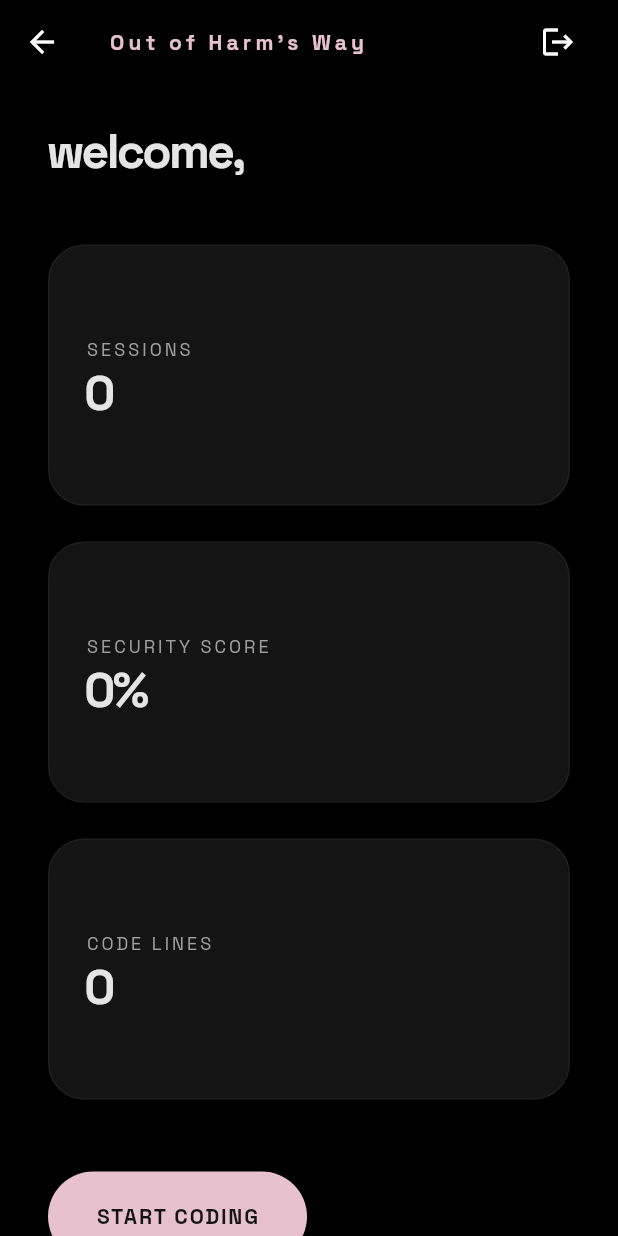
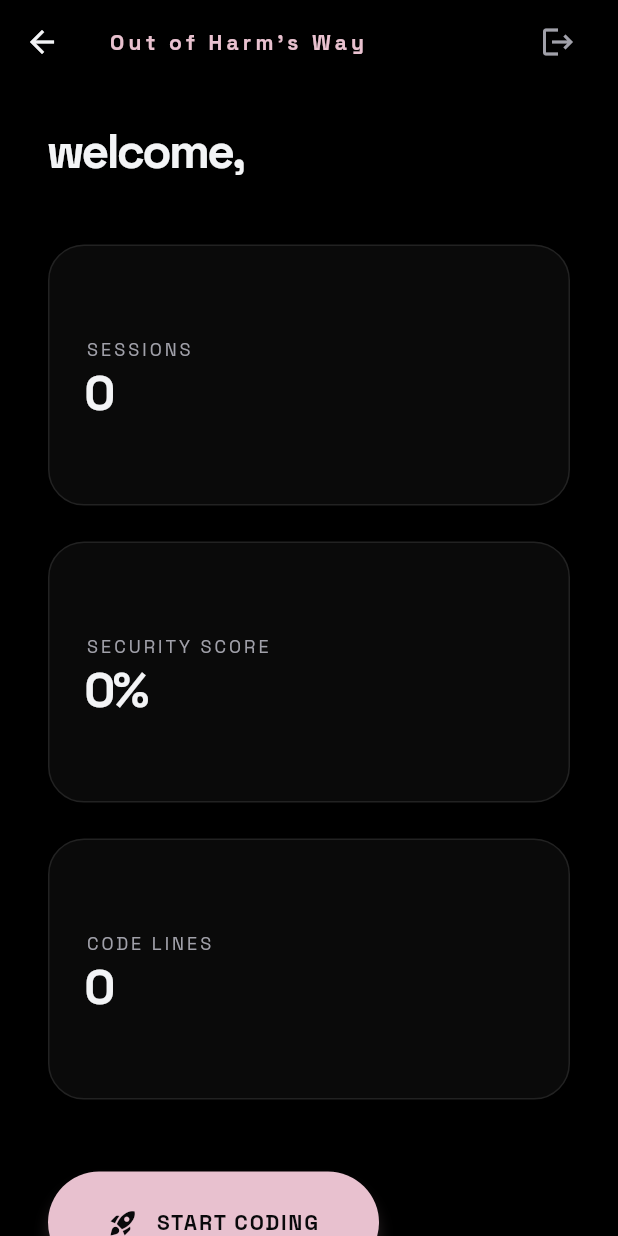
Before and after one commit to ayshajaved/Out_of_harms_way, a Flutter app: the DashboardScreen screen opened directly, on a phone screen of 412 x 824 dp. Run offline on Flutter 3.47's test engine with Material 3 defaults, Android fonts, the phone set to English and light mode, and no system bars; our stand-ins replace cloud_firestore, firebase_auth, firebase_core, flutter_markdown, flutter_riverpod, google_fonts and 3 more; missing offline and left inert: dart:html, dart:js; accounts and stored records are empty; statements that could not run were skipped.

Commit message:
UI enhanced

```diff
--- a/lib/core/theme/app_colors.dart
+++ b/lib/core/theme/app_colors.dart
@@ -5,17 +5,28 @@ class AppColors {
 
   // Primary Colors
   static const Color outerBg = Color(0xFF000000); // Pure black background
-  static const Color innerBg = Color(0xFF000000); // Card background
-  static const Color textMain = Color(0xFFE5E5E5); // Primary text (off-white)
-  static const Color textMuted = Color(0xFF9F9F9F); // Secondary text (gray)
-  static const Color accent = Color(0xFFE8C1CF); // Pink accent (#E8C1CF)
+  static const Color innerBg = Color(0xFF0A0A0A); // Deep charcoal card background
+  static const Color surfaceLight = Color(0xFF141414); // Slightly lighter surface
+  static const Color surfaceBorder = Color(0xFF222222); // Subtle border
+
+  // Typography
+  static const Color textMain = Color(0xFFF3F4F6); // High-contrast off-white
+  static const Color textMuted = Color(0xFFA1A1AA); // Zinc-400 for mute text
+  static const Color accent = Color(0xFFE8C1CF); // Premium Pink accent
   static const Color gridLines = Color(0xFF111111); // Subtle grid lines
+
+  // Semantic Colors
+  static const Color success = Color(0xFF10B981); // Emerald success
+  static const Color error = Color(0xFFEF4444); // Red error
+  static const Color errorBg = Color(0xFF3F1616); // Dark red background
 
   // Button Variants
   static const Color btnPrimaryBg = Color(0xFFE8C1CF); // Pink fill
-  static const Color btnPrimaryText = Color(0xFF141414); // Dark text on pink
-  static const Color btnGhostBorder = Color(0xFF3F3F3F); // Ghost button border
-  static const Color btnGhostText = Color(0xFFD4D4D4); // Ghost button text
+  static const Color btnPrimaryHover = Color(0xFFFDF0F5); // Lighter pink hover
+  static const Color btnPrimaryText = Color(0xFF09090B); // Dark zinc text
+  static const Color btnGhostBg = Color(0xFF18181B); // Zinc 900
+  static const Color btnGhostBorder = Color(0xFF27272A); // Zinc 800
+  static const Color btnGhostText = Color(0xFFE4E4E7); // Zinc 200
 
   // Utility
   static const Color spotlight = Color(0x24FFFFFF); // White with 14% opacity
--- a/lib/presentation/screens/dashboard/dashboard_screen.dart
+++ b/lib/presentation/screens/dashboard/dashboard_screen.dart
@@ -14,13 +14,13 @@ class DashboardScreen extends ConsumerWidget {
     final user = authService.currentUser;
 
     return Scaffold(
-      backgroundColor: Colors.black,
+      backgroundColor: AppColors.outerBg,
       appBar: AppBar(
-        backgroundColor: Colors.black,
+        backgroundColor: AppColors.outerBg,
         elevation: 0,
-        iconTheme: const IconThemeData(color: Colors.white),
+        iconTheme: const IconThemeData(color: AppColors.textMain),
         leading: IconButton(
-          icon: const Icon(Icons.arrow_back, color: Colors.white),
+          icon: const Icon(Icons.arrow_back, color: AppColors.textMain),
           onPressed: () => Navigator.of(context).pushReplacementNamed('/'),
         ),
         title: Text(
@@ -35,7 +35,7 @@ class DashboardScreen extends ConsumerWidget {
                 Navigator.of(context).pushReplacementNamed('/');
               }
             },
-            icon: const Icon(Icons.logout, color: Colors.white),
+            icon: const Icon(Icons.logout, color: AppColors.textMuted),
           ),
           const SizedBox(width: 16),
         ],
@@ -82,19 +82,28 @@ class DashboardScreen extends ConsumerWidget {
                 Navigator.of(context).pushNamed('/generate_code');
               },
               style: ElevatedButton.styleFrom(
-                backgroundColor: const Color(0xFFE8C1CF),
-                foregroundColor: const Color(0xFF141414),
-                padding: const EdgeInsets.symmetric(horizontal: 32, vertical: 20),
+                backgroundColor: AppColors.btnPrimaryBg,
+                foregroundColor: AppColors.btnPrimaryText,
+                padding: const EdgeInsets.symmetric(horizontal: 40, vertical: 24),
                 shape: RoundedRectangleBorder(
                   borderRadius: BorderRadius.circular(100),
                 ),
+                elevation: 4,
+                shadowColor: AppColors.accent.withOpacity(0.5)
               ),
-              child: Text(
+              child: Row(
+                mainAxisSize: MainAxisSize.min,
+                children: [
+                  const Icon(Icons.rocket_launch, size: 20),
+                  const SizedBox(width: 12),
+                  Text(
                     'START CODING',
                     style: GoogleFonts.spaceGrotesk(
                       fontWeight: FontWeight.bold,
                       letterSpacing: 1.2,
                     ),
+                  ),
+                ],
               ),
             ),
 
@@ -107,16 +116,22 @@ class DashboardScreen extends ConsumerWidget {
             const SizedBox(height: 24),
 
             Container(
-              padding: const EdgeInsets.all(24),
+              padding: const EdgeInsets.all(32),
               decoration: BoxDecoration(
-                color: const Color(0xFF141414),
+                color: AppColors.innerBg,
                 borderRadius: BorderRadius.circular(24),
-                border: Border.all(color: const Color(0xFF3F3F3F)),
+                border: Border.all(color: AppColors.surfaceBorder),
               ),
               child: Center(
-                child: Text(
+                child: Column(
+                  children: [
+                    const Icon(Icons.history_toggle_off, size: 48, color: AppColors.surfaceBorder),
+                    const SizedBox(height: 16),
+                    Text(
                       'No code history yet.',
                       style: GoogleFonts.spaceGrotesk(color: AppColors.textMuted),
+                    ),
+                  ],
                 ),
               ),
             ),
@@ -138,9 +153,16 @@ class _StatCard extends StatelessWidget {
     return Container(
       padding: const EdgeInsets.all(24),
       decoration: BoxDecoration(
-        color: const Color(0xFF141414),
+        color: AppColors.innerBg,
         borderRadius: BorderRadius.circular(24),
-        border: Border.all(color: const Color(0xFF1F1F1F)),
+        border: Border.all(color: AppColors.surfaceBorder),
+        boxShadow: [
+          BoxShadow(
+            color: Colors.black.withOpacity(0.5),
+            blurRadius: 10,
+            offset: const Offset(0, 4),
+          )
+        ]
       ),
       child: Column(
         crossAxisAlignment: CrossAxisAlignment.start,
--- a/lib/presentation/widgets/fixed_stage/components/common.dart
+++ b/lib/presentation/widgets/fixed_stage/components/common.dart
@@ -14,7 +14,7 @@ class StepBadge extends StatelessWidget {
       decoration: BoxDecoration(
         border: Border.all(color: AppColors.accent),
         borderRadius: BorderRadius.circular(20),
-        color: const Color(0x4D000000), // rgba(0,0,0,0.3)
+        color: AppColors.outerBg.withOpacity(0.3), // rgba(0,0,0,0.3)
         boxShadow: [
           BoxShadow(
             color: AppColors.accent.withOpacity(0.2),
--- a/pubspec.yaml
+++ b/pubspec.yaml
@@ -73,7 +73,7 @@ dev_dependencies:
   flutter_lints: ^3.0.0
 
 flutter:
-  uses-material-design: false       # Custom design system
+  uses-material-design: true       # Custom design system
 
   assets:
     - assets/shaders/              # Custom GLSL shaders for liquid effect
```
Also changed, not shown: lib/presentation/screens/dashboard/code_generator_screen.dart (+129 -42 lines), lib/presentation/widgets/navigation/top_nav_bar.dart (+4 -3 lines). Lines whose indentation alone changed are shown as unchanged.
